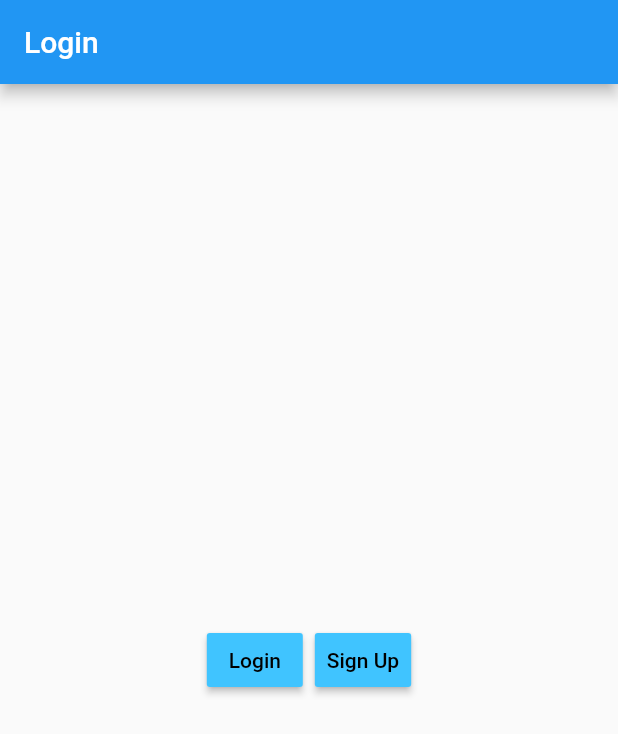
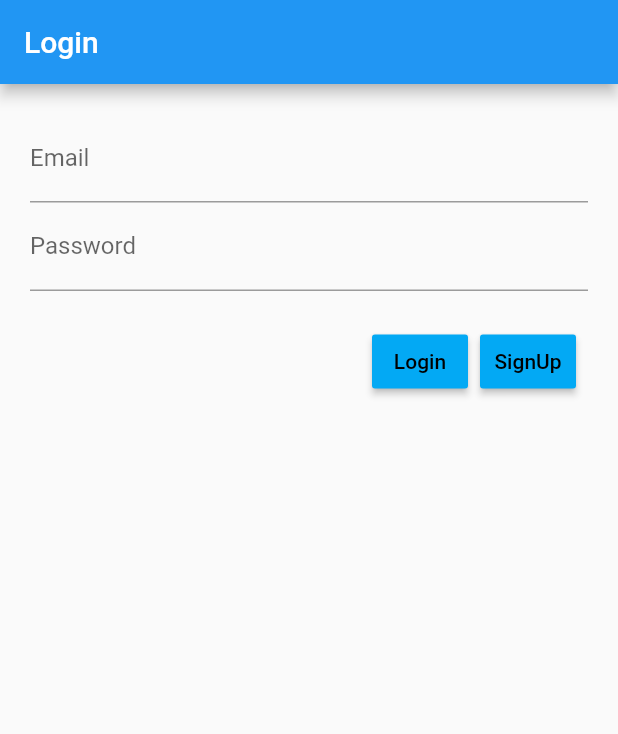
Before and after one commit to jnisitha/client_side_app, a Flutter app: the screen it shows after launch, on a phone screen of 412 x 824 dp. Shown: the top 734 px of the screen. Run offline on Flutter 3.47's test engine with Material 2 defaults, Android fonts, the phone set to English and light mode, and no system bars.

Commit message:
Add Login/SignUp pages

```diff
--- a/lib/login.dart
+++ b/lib/login.dart
@@ -1,60 +1,96 @@
 import 'package:flutter/material.dart';
 import 'signup.dart';
 
-//class FirstRoute extends StatelessWidget {
-//  @override
-//  Widget build(BuildContext context) {
-//    return Scaffold(
-//      appBar: AppBar(
-//        title: Text('First Route'),
-//      ),
-//      body: Center(
-//        child: RaisedButton(
-//          child: Text('Open route'),
-//          // Within the `FirstRoute` widget
-//          onPressed: () {
-//            Navigator.push(
-//              context,
-//              MaterialPageRoute(builder: (context) => SecondRoute()),
-//            );
-//          },
-//        ),
-//      ),
-//    );
-//  }
-//}
+//=============== TUTORIAL ================== //
 
-//NAMED ROUTE NAVIGATION ====================================
-class Login extends StatelessWidget {
+class LoginPage extends StatefulWidget {
+  @override
+  _LoginPage createState() => new _LoginPage();
+}
+
+class _LoginPage extends State<LoginPage> {
+  final scaffoldKey = GlobalKey<ScaffoldState>();
+  final formKey = GlobalKey<FormState>();
+
+  String _email;
+  String _password;
+
+  void _Login() {
+    final loginForm = formKey.currentState;
+
+    if (loginForm.validate()) {
+      loginForm.save();
+
+      _performLogin();
+      Navigator.pushNamed(context, '/home');
+    }
+  }
+
+  void _performLogin() {
+    //AUTH
+    final snackbar = SnackBar(
+      content: Text("Email: $_email, password: $_password"),
+    );
+
+    scaffoldKey.currentState.showSnackBar(snackbar);
+  }
+
+  @override
+  void initState() {
+    super.initState();
+  }
+
+  @override
+  void dispose() {
+    super.dispose();
+  }
+
   @override
   Widget build(BuildContext context) {
-    return Scaffold(
+    return new Scaffold(
+        key: scaffoldKey,
         appBar: AppBar(
-        title: Text('Login'),
+          title: Text("Login"),
         ),
-      body: Center(
-        child: ButtonBar(
-          alignment: MainAxisAlignment.center,
+        body: Padding(
+            padding: const EdgeInsets.all(20.0),
+            child: Form(
+                key: formKey,
+                child: Column(
                   children: <Widget>[
+                    //THIS ============== might just pass to firebase.
+                    TextFormField(
+                      decoration: InputDecoration(labelText: "Email"),
+                      validator: (val) =>
+                          !val.contains('@') ? 'Invalid Email' : null,
+                      onSaved: (val) => _email = val,
+                    ),
+                    TextFormField(
+                      decoration: InputDecoration(labelText: "Password"),
+                      validator: (val) => val.length < 6
+                          ? 'Please enter a password longer than 6 characters'
+                          : null,
+                      onSaved: (val) => _password = val,
+                      obscureText: true,
+                    ),
+                    Padding(padding: EdgeInsets.only(top: 15.0)),
+                    ButtonBar(children: <Widget>[
                       RaisedButton(
-              color: Colors.lightBlueAccent,
-              child: const Text('Login'),
+                          child: Text("Login"),
+                          color: Colors.lightBlue,
                           onPressed: () {
-// Navigate to the second screen using a named route
-                Navigator.pushNamed(context, '/home');
-              }, //Route to other pages
-            ),
+                            //LOGIN LOGIC HERE
+                            _Login();
+                          }),
                       RaisedButton(
-              color: Colors.lightBlueAccent,
-              child: const Text('Sign Up'),
+                          color: Colors.lightBlue,
+                          child: Text("SignUp"),
                           onPressed: () {
-// Navigate to the second screen using a named route
+                            //LOGIN LOGIC HERE
                             Navigator.pushNamed(context, '/signup');
-              },
-            ),
+                          })
+                    ])
                   ],
-        ),
-      ),
-    );
+                ))));
   }
 }
--- a/lib/main.dart
+++ b/lib/main.dart
@@ -16,9 +16,9 @@ void main() {
       initialRoute: '/',  //Should be login page for now.
       routes: {
         // When we navigate to the "/" route, build the FirstScreen Widget
-        '/': (context) => Login(),
+        '/': (context) => LoginPage(),
         // When we navigate to the "/second" route, build the SecondScreen Widget
-        '/signup': (context) => SignUp(),
+        '/signup': (context) => SignUpPage(),
         '/home' : (context) => HomePage(),
       },
 
```
Also changed, not shown: lib/signup.dart (+79 -35 lines). Lines whose indentation alone changed are shown as unchanged.
